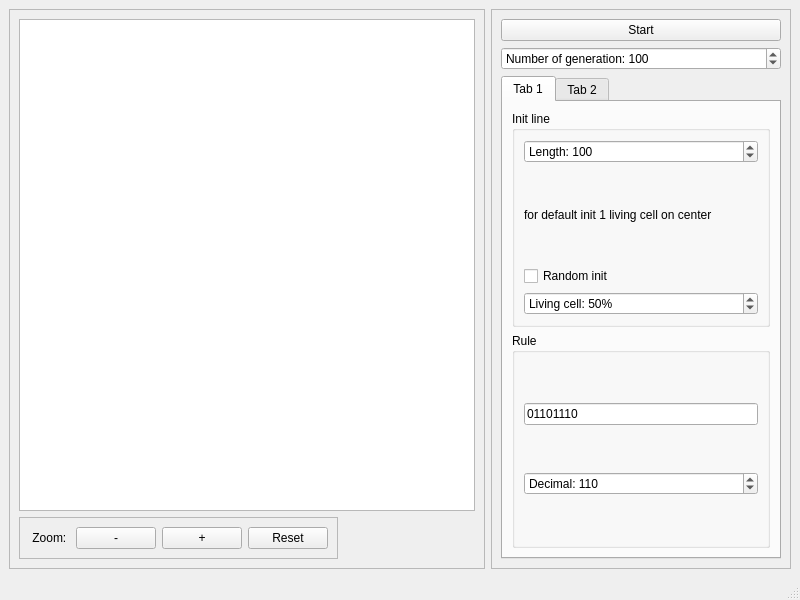
This is mainwindow.ui in DOCtorKamski/ElementaryCellularAutomaton as Qt 5 draws it before an edit. The edited form follows.
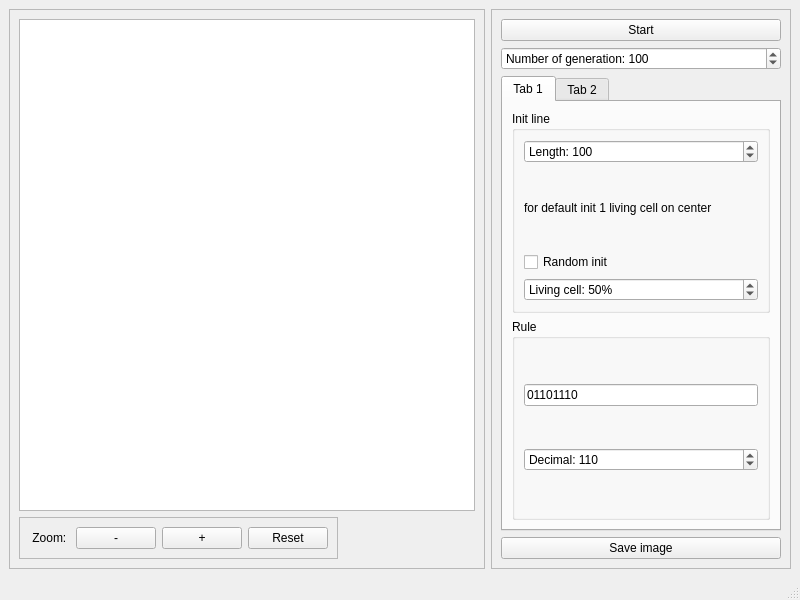
This is the edited form.

Commit message: add ability to save image

The edit to the form file:
```diff
--- a/mainwindow.ui
+++ b/mainwindow.ui
@@ -281,6 +281,13 @@
          </widget>
         </widget>
        </item>
+       <item>
+        <widget class="QPushButton" name="pushButton_saveImage">
+         <property name="text">
+          <string>Save image</string>
+         </property>
+        </widget>
+       </item>
       </layout>
      </widget>
     </item>
```
The commit also changes 2 other files.
